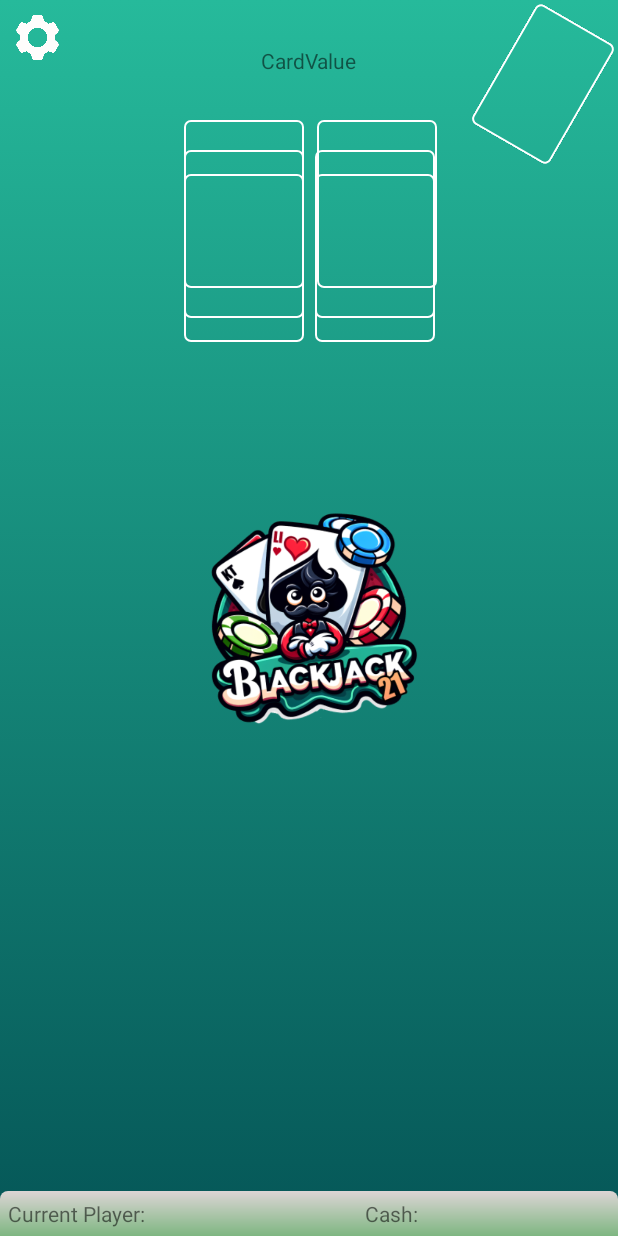
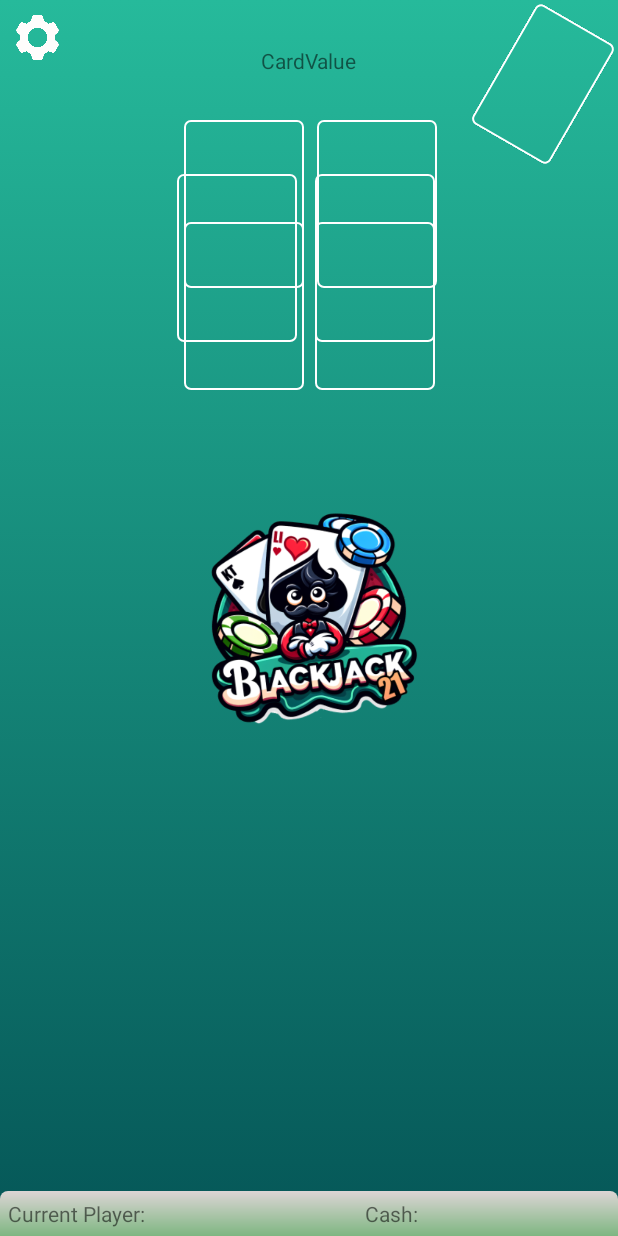
Before and after one commit to krthu/BlackJack21, an Android app: the layout activity_gameplay.xml on its own in the app's theme, with its tools: preview values and no code run, on a phone screen of 412 x 824 dp. Run offline under Robolectric (Android 15) with nearby library versions, the phone set to English and light mode, and no system bars.

Commit message:
Moved the dealerCards

```diff
--- a/app/src/main/res/layout/activity_gameplay.xml
+++ b/app/src/main/res/layout/activity_gameplay.xml
@@ -69,7 +69,7 @@
         android:layout_width="80dp"
         android:layout_height="112dp"
         android:layout_marginStart="4dp"
-        android:layout_marginTop="100dp"
+        android:layout_marginTop="116dp"
         android:adjustViewBounds="true"
         android:background="@drawable/card_placeholder"
         app:layout_constraintStart_toStartOf="@+id/vertical_guideline_activityGameplay"
@@ -80,7 +80,7 @@
         android:layout_width="80dp"
         android:layout_height="112dp"
         android:layout_marginStart="4dp"
-        android:layout_marginTop="116dp"
+        android:layout_marginTop="148dp"
         android:adjustViewBounds="true"
         android:background="@drawable/card_placeholder"
         app:layout_constraintStart_toStartOf="@+id/vertical_guideline_activityGameplay"
@@ -101,8 +101,8 @@
         android:id="@+id/third_card_dealer"
         android:layout_width="80dp"
         android:layout_height="112dp"
-        android:layout_marginTop="100dp"
-        android:layout_marginEnd="3dp"
+        android:layout_marginTop="116dp"
+        android:layout_marginEnd="8dp"
         android:adjustViewBounds="true"
         android:background="@drawable/card_placeholder"
         app:layout_constraintEnd_toStartOf="@+id/vertical_guideline_activityGameplay"
@@ -112,7 +112,7 @@
         android:id="@+id/fifth_card_dealer"
         android:layout_width="80dp"
         android:layout_height="112dp"
-        android:layout_marginTop="116dp"
+        android:layout_marginTop="148dp"
         android:layout_marginEnd="3dp"
         android:adjustViewBounds="true"
         android:background="@drawable/card_placeholder"
```
